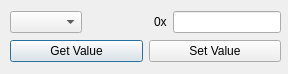
First picture: the form in configurator/registeredit.ui, repository minerva-tech/vtrpk-arm-enc-app, before the edit.
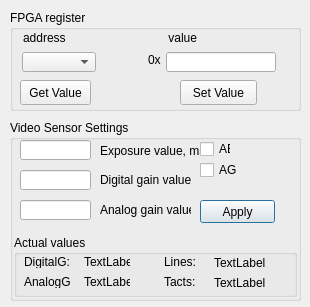
Second picture: the form after the edit.

Commit message: GUI for sensor debug was added

Diff of the .ui file:
```diff
--- a/configurator/registeredit.ui
+++ b/configurator/registeredit.ui
@@ -6,8 +6,8 @@
    <rect>
     <x>0</x>
     <y>0</y>
-    <width>288</width>
-    <height>74</height>
+    <width>310</width>
+    <height>307</height>
    </rect>
   </property>
   <property name="minimumSize">
@@ -18,80 +18,374 @@
   </property>
   <property name="maximumSize">
    <size>
-    <width>288</width>
-    <height>74</height>
+    <width>310</width>
+    <height>310</height>
    </size>
   </property>
   <property name="windowTitle">
    <string>Dialog</string>
   </property>
-  <widget class="QWidget" name="layoutWidget">
+  <widget class="QLineEdit" name="analogGain">
+   <property name="geometry">
+    <rect>
+     <x>20</x>
+     <y>200</y>
+     <width>71</width>
+     <height>20</height>
+    </rect>
+   </property>
+  </widget>
+  <widget class="QLineEdit" name="expo">
+   <property name="geometry">
+    <rect>
+     <x>20</x>
+     <y>140</y>
+     <width>71</width>
+     <height>20</height>
+    </rect>
+   </property>
+  </widget>
+  <widget class="QLabel" name="label_2">
+   <property name="geometry">
+    <rect>
+     <x>100</x>
+     <y>200</y>
+     <width>91</width>
+     <height>20</height>
+    </rect>
+   </property>
+   <property name="text">
+    <string>Analog gain value</string>
+   </property>
+  </widget>
+  <widget class="QLabel" name="label_3">
+   <property name="geometry">
+    <rect>
+     <x>100</x>
+     <y>140</y>
+     <width>101</width>
+     <height>21</height>
+    </rect>
+   </property>
+   <property name="text">
+    <string>Exposure value, ms</string>
+   </property>
+  </widget>
+  <widget class="QPushButton" name="Apply">
+   <property name="geometry">
+    <rect>
+     <x>200</x>
+     <y>200</y>
+     <width>75</width>
+     <height>23</height>
+    </rect>
+   </property>
+   <property name="text">
+    <string>Apply</string>
+   </property>
+  </widget>
+  <widget class="QLineEdit" name="digitalGain">
+   <property name="geometry">
+    <rect>
+     <x>20</x>
+     <y>170</y>
+     <width>71</width>
+     <height>20</height>
+    </rect>
+   </property>
+  </widget>
+  <widget class="QLabel" name="label_4">
+   <property name="geometry">
+    <rect>
+     <x>100</x>
+     <y>170</y>
+     <width>91</width>
+     <height>20</height>
+    </rect>
+   </property>
+   <property name="text">
+    <string>Digital gain value</string>
+   </property>
+  </widget>
+  <widget class="QCheckBox" name="AG">
+   <property name="geometry">
+    <rect>
+     <x>200</x>
+     <y>160</y>
+     <width>41</width>
+     <height>20</height>
+    </rect>
+   </property>
+   <property name="text">
+    <string>AG</string>
+   </property>
+  </widget>
+  <widget class="QCheckBox" name="AE">
+   <property name="geometry">
+    <rect>
+     <x>200</x>
+     <y>140</y>
+     <width>31</width>
+     <height>18</height>
+    </rect>
+   </property>
+   <property name="text">
+    <string>AE</string>
+   </property>
+  </widget>
+  <widget class="QLabel" name="label_5">
+   <property name="geometry">
+    <rect>
+     <x>23</x>
+     <y>30</y>
+     <width>51</width>
+     <height>16</height>
+    </rect>
+   </property>
+   <property name="text">
+    <string>address</string>
+   </property>
+  </widget>
+  <widget class="QLabel" name="label_6">
+   <property name="geometry">
+    <rect>
+     <x>165</x>
+     <y>30</y>
+     <width>51</width>
+     <height>16</height>
+    </rect>
+   </property>
+   <property name="text">
+    <string> value</string>
+   </property>
+  </widget>
+  <widget class="QGroupBox" name="groupBox_3">
    <property name="geometry">
     <rect>
      <x>10</x>
      <y>10</y>
-     <width>271</width>
-     <height>55</height>
+     <width>291</width>
+     <height>101</height>
     </rect>
    </property>
-   <layout class="QVBoxLayout" name="verticalLayout">
-    <item>
-     <layout class="QHBoxLayout" name="horizontalLayout_2">
-      <item>
-       <widget class="QComboBox" name="addr">
-        <property name="minimumSize">
-         <size>
-          <width>0</width>
-          <height>0</height>
-         </size>
-        </property>
-       </widget>
-      </item>
-      <item>
-       <spacer name="horizontalSpacer">
-        <property name="orientation">
-         <enum>Qt::Horizontal</enum>
-        </property>
-        <property name="sizeHint" stdset="0">
-         <size>
-          <width>40</width>
-          <height>20</height>
-         </size>
-        </property>
-       </spacer>
-      </item>
-      <item>
-       <widget class="QLabel" name="label">
-        <property name="text">
-         <string>0x</string>
-        </property>
-       </widget>
-      </item>
-      <item>
-       <widget class="QLineEdit" name="val"/>
-      </item>
-     </layout>
-    </item>
-    <item>
-     <layout class="QHBoxLayout" name="horizontalLayout">
-      <item>
-       <widget class="QPushButton" name="getButton">
-        <property name="text">
-         <string>Get Value</string>
-        </property>
-       </widget>
-      </item>
-      <item>
-       <widget class="QPushButton" name="setButton">
-        <property name="text">
-         <string>Set Value</string>
-        </property>
-       </widget>
-      </item>
-     </layout>
-    </item>
-   </layout>
+   <property name="title">
+    <string>FPGA register</string>
+   </property>
   </widget>
+  <widget class="QPushButton" name="getButton">
+   <property name="geometry">
+    <rect>
+     <x>20</x>
+     <y>80</y>
+     <width>71</width>
+     <height>25</height>
+    </rect>
+   </property>
+   <property name="text">
+    <string>Get Value</string>
+   </property>
+  </widget>
+  <widget class="QPushButton" name="setButton">
+   <property name="geometry">
+    <rect>
+     <x>180</x>
+     <y>80</y>
+     <width>77</width>
+     <height>25</height>
+    </rect>
+   </property>
+   <property name="text">
+    <string>Set Value</string>
+   </property>
+  </widget>
+  <widget class="QComboBox" name="addr">
+   <property name="geometry">
+    <rect>
+     <x>22</x>
+     <y>52</y>
+     <width>74</width>
+     <height>20</height>
+    </rect>
+   </property>
+   <property name="minimumSize">
+    <size>
+     <width>0</width>
+     <height>0</height>
+    </size>
+   </property>
+  </widget>
+  <widget class="QLabel" name="label">
+   <property name="geometry">
+    <rect>
+     <x>148</x>
+     <y>52</y>
+     <width>16</width>
+     <height>16</height>
+    </rect>
+   </property>
+   <property name="text">
+    <string>0x</string>
+   </property>
+  </widget>
+  <widget class="QLineEdit" name="val">
+   <property name="geometry">
+    <rect>
+     <x>166</x>
+     <y>52</y>
+     <width>110</width>
+     <height>20</height>
+    </rect>
+   </property>
+  </widget>
+  <widget class="QGroupBox" name="groupBox_5">
+   <property name="geometry">
+    <rect>
+     <x>14</x>
+     <y>235</y>
+     <width>283</width>
+     <height>62</height>
+    </rect>
+   </property>
+   <property name="title">
+    <string>Actual values</string>
+   </property>
+   <widget class="QLabel" name="Lines">
+    <property name="geometry">
+     <rect>
+      <x>200</x>
+      <y>20</y>
+      <width>81</width>
+      <height>16</height>
+     </rect>
+    </property>
+    <property name="text">
+     <string>TextLabel</string>
+    </property>
+   </widget>
+   <widget class="QLabel" name="Tacts">
+    <property name="geometry">
+     <rect>
+      <x>200</x>
+      <y>40</y>
+      <width>71</width>
+      <height>16</height>
+     </rect>
+    </property>
+    <property name="text">
+     <string>TextLabel</string>
+    </property>
+   </widget>
+   <widget class="QLabel" name="ValGd">
+    <property name="geometry">
+     <rect>
+      <x>70</x>
+      <y>20</y>
+      <width>46</width>
+      <height>13</height>
+     </rect>
+    </property>
+    <property name="text">
+     <string>TextLabel</string>
+    </property>
+   </widget>
+   <widget class="QLabel" name="ValGa">
+    <property name="geometry">
+     <rect>
+      <x>70</x>
+      <y>40</y>
+      <width>46</width>
+      <height>13</height>
+     </rect>
+    </property>
+    <property name="text">
+     <string>TextLabel</string>
+    </property>
+   </widget>
+   <widget class="QLabel" name="label_7">
+    <property name="geometry">
+     <rect>
+      <x>10</x>
+      <y>40</y>
+      <width>46</width>
+      <height>13</height>
+     </rect>
+    </property>
+    <property name="text">
+     <string>AnalogG:</string>
+    </property>
+   </widget>
+   <widget class="QLabel" name="label_8">
+    <property name="geometry">
+     <rect>
+      <x>10</x>
+      <y>20</y>
+      <width>46</width>
+      <height>13</height>
+     </rect>
+    </property>
+    <property name="text">
+     <string>DigitalG:</string>
+    </property>
+   </widget>
+   <widget class="QLabel" name="label_9">
+    <property name="geometry">
+     <rect>
+      <x>150</x>
+      <y>20</y>
+      <width>46</width>
+      <height>13</height>
+     </rect>
+    </property>
+    <property name="text">
+     <string>Lines:</string>
+    </property>
+   </widget>
+   <widget class="QLabel" name="label_10">
+    <property name="geometry">
+     <rect>
+      <x>150</x>
+      <y>40</y>
+      <width>46</width>
+      <height>13</height>
+     </rect>
+    </property>
+    <property name="text">
+     <string>Tacts:</string>
+    </property>
+   </widget>
+  </widget>
+  <widget class="QGroupBox" name="groupBox_4">
+   <property name="geometry">
+    <rect>
+     <x>10</x>
+     <y>120</y>
+     <width>291</width>
+     <height>181</height>
+    </rect>
+   </property>
+   <property name="title">
+    <string>Video Sensor Settings</string>
+   </property>
+  </widget>
+  <zorder>groupBox_4</zorder>
+  <zorder>analogGain</zorder>
+  <zorder>expo</zorder>
+  <zorder>label_2</zorder>
+  <zorder>label_3</zorder>
+  <zorder>Apply</zorder>
+  <zorder>digitalGain</zorder>
+  <zorder>label_4</zorder>
+  <zorder>AG</zorder>
+  <zorder>AE</zorder>
+  <zorder>label_5</zorder>
+  <zorder>label_6</zorder>
+  <zorder>groupBox_3</zorder>
+  <zorder>getButton</zorder>
+  <zorder>setButton</zorder>
+  <zorder>addr</zorder>
+  <zorder>label</zorder>
+  <zorder>val</zorder>
+  <zorder>groupBox_5</zorder>
  </widget>
  <resources/>
  <connections/>
```
The commit also changes 2 other files.
